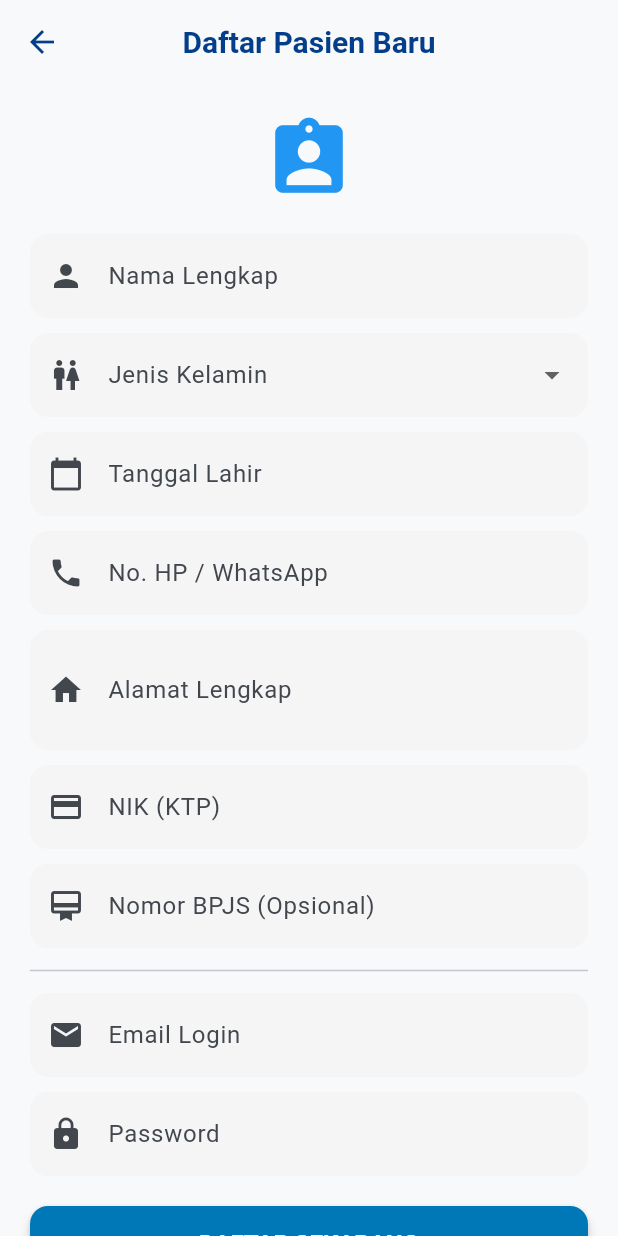
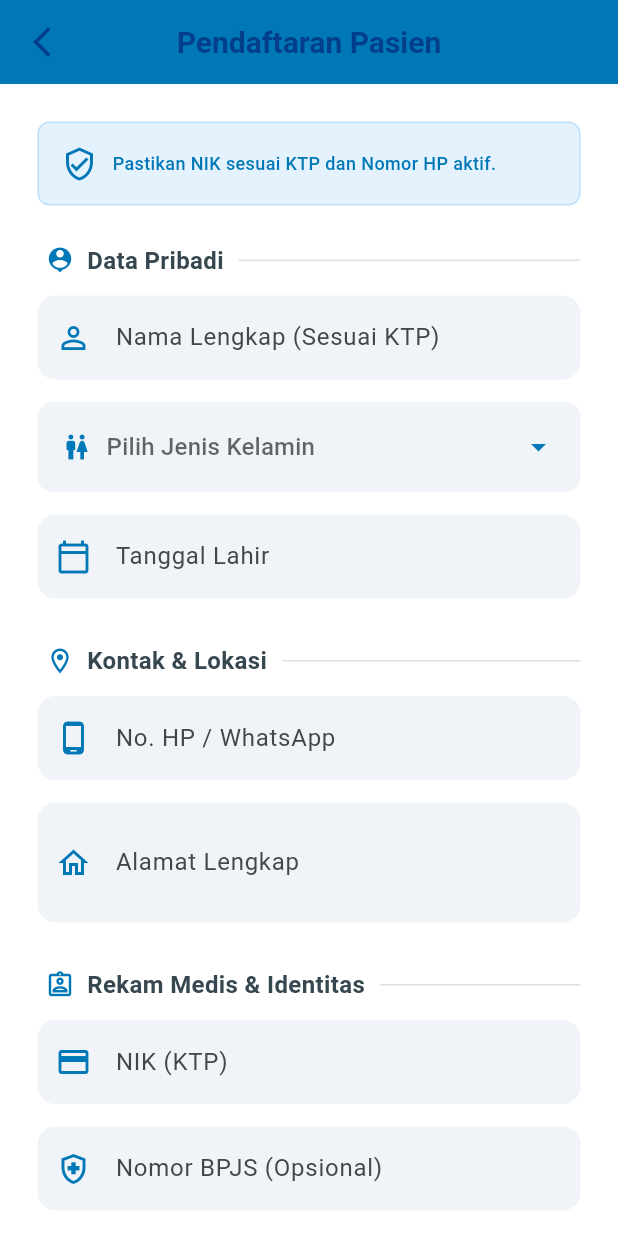
Before and after one commit to SidikRehan/uas-flutter-mobile, a Flutter app: the RegisterPage screen opened directly, on a phone screen of 412 x 824 dp. Run offline on Flutter 3.47's test engine with Material 3 defaults, Android fonts, the phone set to English and light mode, and no system bars; our stand-ins replace cloud_firestore, firebase_auth, firebase_core; accounts and stored records are empty; Roboto replaces fonts that are missing (Poppins).

Commit message:
fitur regiter nik dan hp

```diff
--- a/lib/auth/register_page.dart
+++ b/lib/auth/register_page.dart
@@ -1,6 +1,7 @@
 import 'package:flutter/material.dart';
 import 'package:firebase_auth/firebase_auth.dart';
 import 'package:cloud_firestore/cloud_firestore.dart';
+import 'package:flutter/services.dart';
 import 'login_page.dart';
 
 class RegisterPage extends StatefulWidget {
@@ -13,26 +14,39 @@ class RegisterPage extends StatefulWidget {
 class _RegisterPageState extends State<RegisterPage> {
   final _formKey = GlobalKey<FormState>();
 
-  // Controller
+  // --- WARNA TEMA: MEDICAL BLUE ---
+  final Color _hospitalColor = const Color(0xFF0077B6); // Biru Medis yang Tenang
+  final Color _bgInput = const Color(0xFFF0F4F8); // Abu kebiruan sangat muda
+
+  // CONTROLLER
   final _namaController = TextEditingController();
   final _emailController = TextEditingController();
   final _passwordController = TextEditingController();
   final _nikController = TextEditingController();
   final _bpjsController = TextEditingController();
   final _tglLahirController = TextEditingController();
-  final _noHpController = TextEditingController(); // BARU
-  final _alamatController = TextEditingController(); // BARU
+  final _noHpController = TextEditingController();
+  final _alamatController = TextEditingController();
 
-  String? _selectedGender; // BARU (Dropdown)
+  String? _selectedGender;
+  bool _isLoading = false;
+  bool _isObscure = true;
 
-  bool _isLoading = false;
-
+  // --- LOGIKA DATE PICKER ---
   Future<void> _selectDate() async {
     DateTime? picked = await showDatePicker(
       context: context,
       initialDate: DateTime(2000),
       firstDate: DateTime(1900),
       lastDate: DateTime.now(),
+      builder: (context, child) {
+        return Theme(
+          data: Theme.of(context).copyWith(
+            colorScheme: ColorScheme.light(primary: _hospitalColor),
+          ),
+          child: child!,
+        );
+      },
     );
     if (picked != null) {
       setState(() {
@@ -41,29 +55,26 @@ class _RegisterPageState extends State<RegisterPage> {
     }
   }
 
+  // --- LOGIKA REGISTER ---
   void _register() async {
     if (_formKey.currentState!.validate()) {
       setState(() => _isLoading = true);
       try {
-        // 1. Buat Akun Auth
-        UserCredential uc = await FirebaseAuth.instance
-            .createUserWithEmailAndPassword(
-              email: _emailController.text.trim(),
-              password: _passwordController.text.trim(),
-            );
+        UserCredential uc = await FirebaseAuth.instance.createUserWithEmailAndPassword(
+            email: _emailController.text.trim(),
+            password: _passwordController.text.trim());
 
         String uid = uc.user!.uid;
 
-        // 2. Simpan Data Dasar ke 'users'
         await FirebaseFirestore.instance.collection('users').doc(uid).set({
           'uid': uid,
           'nama': _namaController.text.trim(),
           'email': _emailController.text.trim(),
           'role': 'pasien',
           'created_at': FieldValue.serverTimestamp(),
+          'is_active': true,
         });
 
-        // 3. Simpan DATA LENGKAP ke 'pasiens'
         await FirebaseFirestore.instance.collection('pasiens').doc(uid).set({
           'uid': uid,
           'nama': _namaController.text.trim(),
@@ -71,7 +82,6 @@ class _RegisterPageState extends State<RegisterPage> {
           'nik': _nikController.text.trim(),
           'nomor_bpjs': _bpjsController.text.trim(),
           'tanggal_lahir': _tglLahirController.text.trim(),
-          // FIELD BARU:
           'jenis_kelamin': _selectedGender,
           'no_hp': _noHpController.text.trim(),
           'alamat': _alamatController.text.trim(),
@@ -79,22 +89,15 @@ class _RegisterPageState extends State<RegisterPage> {
         });
 
         if (mounted) {
-          ScaffoldMessenger.of(context).showSnackBar(
-            const SnackBar(
-              content: Text("Registrasi Berhasil! Silakan Login."),
-            ),
-          );
-          Navigator.pushReplacement(
-            context,
-            MaterialPageRoute(builder: (context) => const LoginPage()),
-          );
+          ScaffoldMessenger.of(context).showSnackBar(const SnackBar(content: Text("Registrasi Berhasil! Silakan Login."), backgroundColor: Colors.green));
+          Navigator.pushAndRemoveUntil(context, MaterialPageRoute(builder: (c) => const LoginPage()), (route) => false);
         }
       } on FirebaseAuthException catch (e) {
-        ScaffoldMessenger.of(context).showSnackBar(
-          SnackBar(content: Text(e.message ?? "Gagal Registrasi")),
-        );
+        String msg = e.message ?? "Gagal Registrasi";
+        if (e.code == 'email-already-in-use') msg = "Email ini sudah terdaftar.";
+        ScaffoldMessenger.of(context).showSnackBar(SnackBar(content: Text(msg), backgroundColor: Colors.red));
       } finally {
-        setState(() => _isLoading = false);
+        if (mounted) setState(() => _isLoading = false);
       }
     }
   }
@@ -102,143 +105,245 @@ class _RegisterPageState extends State<RegisterPage> {
   @override
   Widget build(BuildContext context) {
     return Scaffold(
-      appBar: AppBar(title: const Text("Daftar Pasien Baru")),
+      backgroundColor: Colors.white,
+      appBar: AppBar(
+        title: const Text("Pendaftaran Pasien", style: TextStyle(fontWeight: FontWeight.bold)),
+        backgroundColor: _hospitalColor, // AppBar Biru
+        foregroundColor: Colors.white,
+        elevation: 0,
+        centerTitle: true,
+        leading: IconButton(
+          icon: const Icon(Icons.arrow_back_ios_new),
+          onPressed: () => Navigator.pop(context),
+        ),
+      ),
       body: SingleChildScrollView(
-        padding: const EdgeInsets.all(20),
+        padding: const EdgeInsets.all(25),
         child: Form(
           key: _formKey,
           child: Column(
+            crossAxisAlignment: CrossAxisAlignment.start,
             children: [
-              const Icon(Icons.assignment_ind, size: 60, color: Colors.blue),
-              const SizedBox(height: 20),
+              // HEADER INFO
+              Container(
+                padding: const EdgeInsets.all(15),
+                decoration: BoxDecoration(
+                  color: const Color(0xFFE3F2FD), // Biru sangat muda
+                  borderRadius: BorderRadius.circular(8),
+                  border: Border.all(color: Colors.blue.withOpacity(0.2))
+                ),
+                child: Row(
+                  children: [
+                    Icon(Icons.verified_user_outlined, color: _hospitalColor),
+                    const SizedBox(width: 10),
+                    Expanded(child: Text("Pastikan NIK sesuai KTP dan Nomor HP aktif.", style: TextStyle(color: _hospitalColor, fontSize: 12, fontWeight: FontWeight.w500))),
+                  ],
+                ),
+              ),
+              const SizedBox(height: 25),
 
-              // NAMA
+              // --- GROUP 1: DATA PRIBADI ---
+              _buildSectionTitle("Data Pribadi", Icons.person_pin),
+              _buildTextField(
+                controller: _namaController,
+                label: "Nama Lengkap (Sesuai KTP)",
+                icon: Icons.person_outline
+              ),
+              const SizedBox(height: 15),
+
+              // DROPDOWN GENDER
+              Container(
+                padding: const EdgeInsets.symmetric(horizontal: 15, vertical: 5),
+                decoration: BoxDecoration(
+                  color: _bgInput,
+                  borderRadius: BorderRadius.circular(10),
+                  border: Border.all(color: Colors.transparent)
+                ),
+                child: DropdownButtonHideUnderline(
+                  child: DropdownButton<String>(
+                    value: _selectedGender,
+                    hint: Row(children: [Icon(Icons.wc, color: _hospitalColor, size: 20), const SizedBox(width: 10), const Text("Pilih Jenis Kelamin")]),
+                    isExpanded: true,
+                    icon: Icon(Icons.arrow_drop_down, color: _hospitalColor),
+                    items: ['Laki-laki', 'Perempuan'].map((e) => DropdownMenuItem(value: e, child: Text(e))).toList(),
+                    onChanged: (val) => setState(() => _selectedGender = val),
+                  ),
+                ),
+              ),
+              const SizedBox(height: 15),
+
+              // DATE PICKER
+              _buildTextField(
+                controller: _tglLahirController,
+                label: "Tanggal Lahir",
+                icon: Icons.calendar_today_outlined,
+                readOnly: true,
+                onTap: _selectDate
+              ),
+
+              const SizedBox(height: 30),
+
+              // --- GROUP 2: KONTAK & ALAMAT ---
+              _buildSectionTitle("Kontak & Lokasi", Icons.location_on_outlined),
+
+              // NOMOR HP
+              _buildTextField(
+                controller: _noHpController,
+                label: "No. HP / WhatsApp",
+                icon: Icons.phone_android_outlined,
+                keyboardType: TextInputType.number,
+                inputFormatters: [
+                  FilteringTextInputFormatter.digitsOnly,
+                  LengthLimitingTextInputFormatter(13),
+                ],
+                validator: (val) {
+                  if (val == null || val.isEmpty) return "Wajib diisi";
+                  if (val.length < 10) return "Nomor HP minimal 10 digit";
+                  return null;
+                }
+              ),
+              const SizedBox(height: 15),
+              _buildTextField(
+                controller: _alamatController,
+                label: "Alamat Lengkap",
+                icon: Icons.home_outlined,
+                maxLines: 2
+              ),
+
+              const SizedBox(height: 30),
+
+              // --- GROUP 3: IDENTITAS ---
+              _buildSectionTitle("Rekam Medis & Identitas", Icons.assignment_ind_outlined),
+
+              // NIK
+              _buildTextField(
+                controller: _nikController,
+                label: "NIK (KTP)",
+                icon: Icons.credit_card,
+                keyboardType: TextInputType.number,
+                inputFormatters: [
+                  FilteringTextInputFormatter.digitsOnly,
+                  LengthLimitingTextInputFormatter(16),
+                ],
+                validator: (val) {
+                  if (val == null || val.isEmpty) return "NIK wajib diisi";
+                  if (val.length != 16) return "NIK harus pas 16 digit";
+                  return null;
+                }
+              ),
+              const SizedBox(height: 15),
+
+              _buildTextField(
+                controller: _bpjsController,
+                label: "Nomor BPJS (Opsional)",
+                icon: Icons.health_and_safety_outlined,
+                keyboardType: TextInputType.number,
+                isRequired: false,
+                inputFormatters: [FilteringTextInputFormatter.digitsOnly],
+              ),
+
+              const SizedBox(height: 30),
+
+              // --- GROUP 4: AKUN LOGIN ---
+              _buildSectionTitle("Keamanan Akun", Icons.lock_outline),
+              _buildTextField(
+                controller: _emailController,
+                label: "Email Aktif",
+                icon: Icons.email_outlined,
+                keyboardType: TextInputType.emailAddress
+              ),
+              const SizedBox(height: 15),
+              // PASSWORD
               TextFormField(
-                controller: _namaController,
-                decoration: const InputDecoration(
-                  labelText: "Nama Lengkap",
-                  border: OutlineInputBorder(),
-                  prefixIcon: Icon(Icons.person),
-                ),
-                validator: (val) => val!.isEmpty ? "Wajib diisi" : null,
-              ),
-              const SizedBox(height: 10),
-
-              // JENIS KELAMIN (DROPDOWN)
-              DropdownButtonFormField<String>(
-                initialValue: _selectedGender,
-                decoration: const InputDecoration(
-                  labelText: "Jenis Kelamin",
-                  border: OutlineInputBorder(),
-                  prefixIcon: Icon(Icons.wc),
-                ),
-                items: ['Laki-laki', 'Perempuan']
-                    .map((e) => DropdownMenuItem(value: e, child: Text(e)))
-                    .toList(),
-                onChanged: (val) => setState(() => _selectedGender = val),
-                validator: (val) => val == null ? "Pilih jenis kelamin" : null,
-              ),
-              const SizedBox(height: 10),
-
-              // TGL LAHIR
-              TextFormField(
-                controller: _tglLahirController,
-                readOnly: true,
-                onTap: _selectDate,
-                decoration: const InputDecoration(
-                  labelText: "Tanggal Lahir",
-                  border: OutlineInputBorder(),
-                  prefixIcon: Icon(Icons.calendar_today),
-                ),
-                validator: (val) => val!.isEmpty ? "Wajib diisi" : null,
-              ),
-              const SizedBox(height: 10),
-
-              // KONTAK & ALAMAT
-              TextFormField(
-                controller: _noHpController,
-                keyboardType: TextInputType.phone,
-                decoration: const InputDecoration(
-                  labelText: "No. HP / WhatsApp",
-                  border: OutlineInputBorder(),
-                  prefixIcon: Icon(Icons.phone),
-                ),
-                validator: (val) => val!.isEmpty ? "Wajib diisi" : null,
-              ),
-              const SizedBox(height: 10),
-              TextFormField(
-                controller: _alamatController,
-                maxLines: 2,
-                decoration: const InputDecoration(
-                  labelText: "Alamat Lengkap",
-                  border: OutlineInputBorder(),
-                  prefixIcon: Icon(Icons.home),
-                ),
-                validator: (val) => val!.isEmpty ? "Wajib diisi" : null,
-              ),
-              const SizedBox(height: 10),
-
-              // IDENTITAS
-              TextFormField(
-                controller: _nikController,
-                keyboardType: TextInputType.number,
-                decoration: const InputDecoration(
-                  labelText: "NIK (KTP)",
-                  border: OutlineInputBorder(),
-                  prefixIcon: Icon(Icons.credit_card),
-                ),
-                validator: (val) =>
-                    val!.length != 16 ? "NIK harus 16 digit" : null,
-              ),
-              const SizedBox(height: 10),
-              TextFormField(
-                controller: _bpjsController,
-                keyboardType: TextInputType.number,
-                decoration: const InputDecoration(
-                  labelText: "Nomor BPJS (Opsional)",
-                  border: OutlineInputBorder(),
-                  prefixIcon: Icon(Icons.card_membership),
+                controller: _passwordController,
+                obscureText: _isObscure,
+                validator: (val) => val!.length < 6 ? "Password minimal 6 karakter" : null,
+                decoration: InputDecoration(
+                  labelText: "Buat Password",
+                  prefixIcon: Icon(Icons.vpn_key_outlined, color: _hospitalColor),
+                  suffixIcon: IconButton(
+                    icon: Icon(_isObscure ? Icons.visibility_off : Icons.visibility, color: Colors.grey),
+                    onPressed: () => setState(() => _isObscure = !_isObscure),
+                  ),
+                  filled: true,
+                  fillColor: _bgInput,
+                  border: OutlineInputBorder(borderRadius: BorderRadius.circular(10), borderSide: BorderSide.none),
+                  focusedBorder: OutlineInputBorder(borderRadius: BorderRadius.circular(10), borderSide: BorderSide(color: _hospitalColor, width: 2)),
                 ),
               ),
 
-              const Divider(height: 30),
+              const SizedBox(height: 40),
 
-              // AKUN LOGIN
-              TextFormField(
-                controller: _emailController,
-                keyboardType: TextInputType.emailAddress,
-                decoration: const InputDecoration(
-                  labelText: "Email Login",
-                  border: OutlineInputBorder(),
-                  prefixIcon: Icon(Icons.email),
-                ),
-              ),
-              const SizedBox(height: 10),
-              TextFormField(
-                controller: _passwordController,
-                obscureText: true,
-                decoration: const InputDecoration(
-                  labelText: "Password",
-                  border: OutlineInputBorder(),
-                  prefixIcon: Icon(Icons.lock),
+              // TOMBOL DAFTAR BIRU
+              SizedBox(
+                width: double.infinity,
+                height: 55,
+                child: ElevatedButton(
+                  onPressed: _isLoading ? null : _register,
+                  style: ElevatedButton.styleFrom(
+                    backgroundColor: _hospitalColor,
+                    foregroundColor: Colors.white,
+                    shape: RoundedRectangleBorder(borderRadius: BorderRadius.circular(10)),
+                    elevation: 3,
+                    shadowColor: _hospitalColor.withOpacity(0.5),
+                  ),
+                  child: _isLoading
+                    ? const CircularProgressIndicator(color: Colors.white)
+                    : const Text("DAFTAR SEKARANG", style: TextStyle(fontSize: 16, fontWeight: FontWeight.bold)),
                 ),
               ),
 
-              const SizedBox(height: 20),
-              SizedBox(
-                width: double.infinity,
-                height: 50,
-                child: ElevatedButton(
-                  onPressed: _isLoading ? null : _register,
-                  child: _isLoading
-                      ? const CircularProgressIndicator(color: Colors.white)
-                      : const Text("DAFTAR SEKARANG"),
-                ),
-              ),
+              const SizedBox(height: 30),
             ],
           ),
         ),
       ),
     );
   }
+
+  // --- WIDGET HELPER ---
+  Widget _buildSectionTitle(String title, IconData icon) {
+    return Padding(
+      padding: const EdgeInsets.only(bottom: 12, left: 5),
+      child: Row(
+        children: [
+          Icon(icon, size: 20, color: _hospitalColor),
+          const SizedBox(width: 8),
+          Text(title, style: TextStyle(fontSize: 16, fontWeight: FontWeight.bold, color: Colors.blueGrey[800])),
+          Expanded(child: Divider(indent: 10, color: Colors.grey[300])),
+        ],
+      ),
+    );
+  }
+
+  Widget _buildTextField({
+    required TextEditingController controller,
+    required String label,
+    required IconData icon,
+    TextInputType keyboardType = TextInputType.text,
+    bool readOnly = false,
+    VoidCallback? onTap,
+    int maxLines = 1,
+    bool isRequired = true,
+    String? Function(String?)? validator,
+    List<TextInputFormatter>? inputFormatters,
+  }) {
+    return TextFormField(
+      controller: controller,
+      keyboardType: keyboardType,
+      readOnly: readOnly,
+      onTap: onTap,
+      maxLines: maxLines,
+      inputFormatters: inputFormatters,
+      validator: validator ?? (val) => (isRequired && (val == null || val.isEmpty)) ? "$label wajib diisi" : null,
+      decoration: InputDecoration(
+        labelText: label,
+        prefixIcon: Icon(icon, color: _hospitalColor),
+        filled: true,
+        fillColor: _bgInput,
+        border: OutlineInputBorder(borderRadius: BorderRadius.circular(10), borderSide: BorderSide.none),
+        focusedBorder: OutlineInputBorder(borderRadius: BorderRadius.circular(10), borderSide: BorderSide(color: _hospitalColor, width: 2)),
+      ),
+    );
+  }
 }
```
